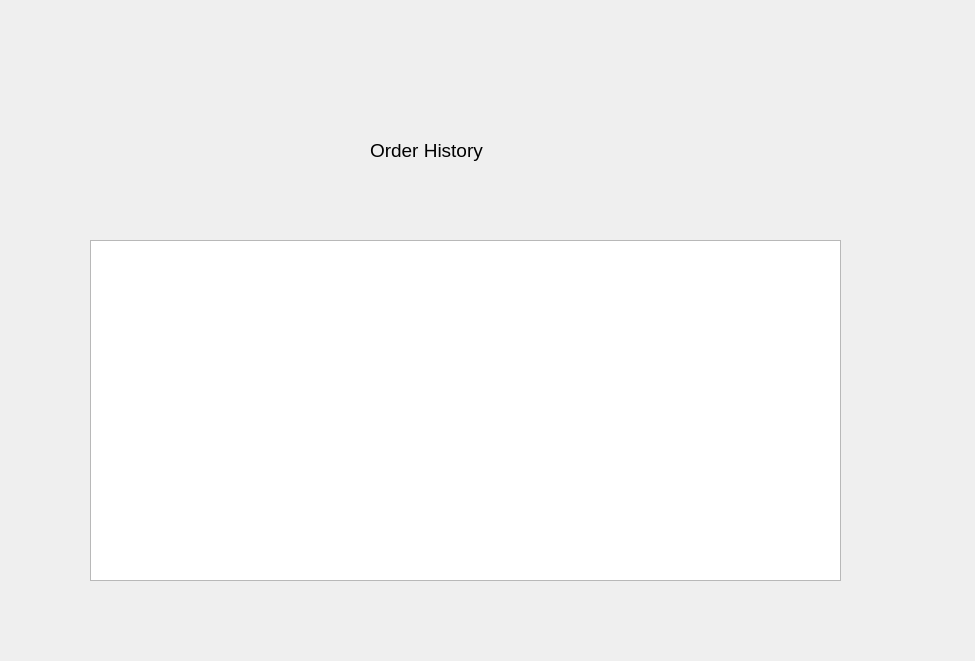
Old version of the form Project/Python Files/UIFiles/OrderHistoryDialog.ui in the repository Parth-05/DATA-225-Final-Project.
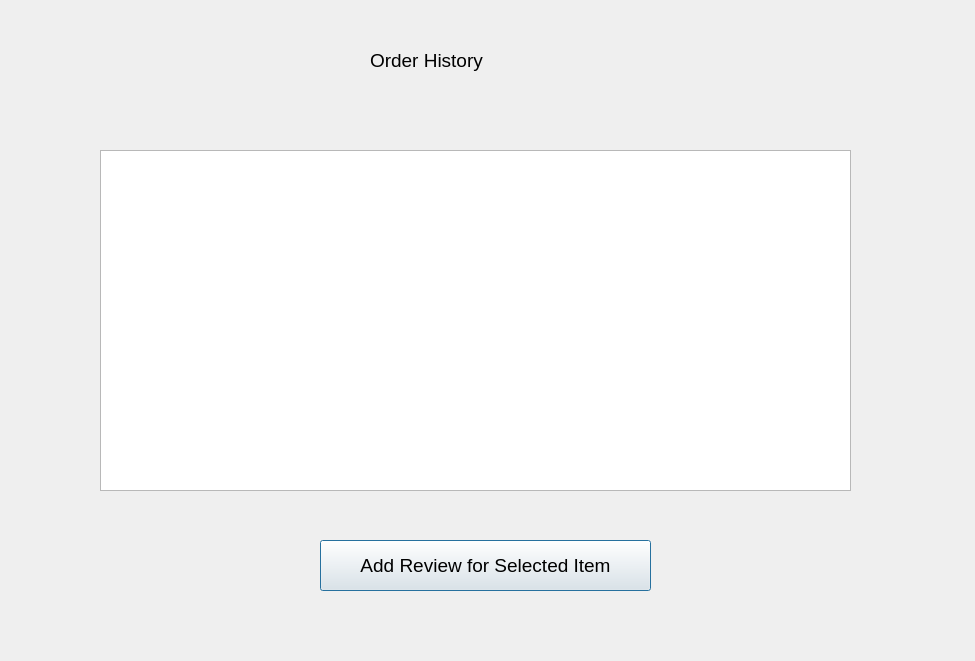
New version of the form.

Commit message: bug fixes and add review functionality

Patch:
```diff
--- a/Project/Python Files/UIFiles/OrderHistoryDialog.ui
+++ b/Project/Python Files/UIFiles/OrderHistoryDialog.ui
@@ -17,7 +17,7 @@
    <property name="geometry">
     <rect>
      <x>370</x>
-     <y>130</y>
+     <y>40</y>
      <width>181</width>
      <height>41</height>
     </rect>
@@ -34,11 +34,35 @@
   <widget class="QTableWidget" name="orderHistoryTable">
    <property name="geometry">
     <rect>
-     <x>90</x>
-     <y>240</y>
+     <x>100</x>
+     <y>150</y>
      <width>751</width>
      <height>341</height>
     </rect>
+   </property>
+   <property name="selectionMode">
+    <enum>QAbstractItemView::SingleSelection</enum>
+   </property>
+   <property name="selectionBehavior">
+    <enum>QAbstractItemView::SelectRows</enum>
+   </property>
+  </widget>
+  <widget class="QPushButton" name="addReviewBtn">
+   <property name="geometry">
+    <rect>
+     <x>320</x>
+     <y>540</y>
+     <width>331</width>
+     <height>51</height>
+    </rect>
+   </property>
+   <property name="font">
+    <font>
+     <pointsize>14</pointsize>
+    </font>
+   </property>
+   <property name="text">
+    <string>Add Review for Selected Item</string>
    </property>
   </widget>
  </widget>
```
The commit also changes 7 other files.
